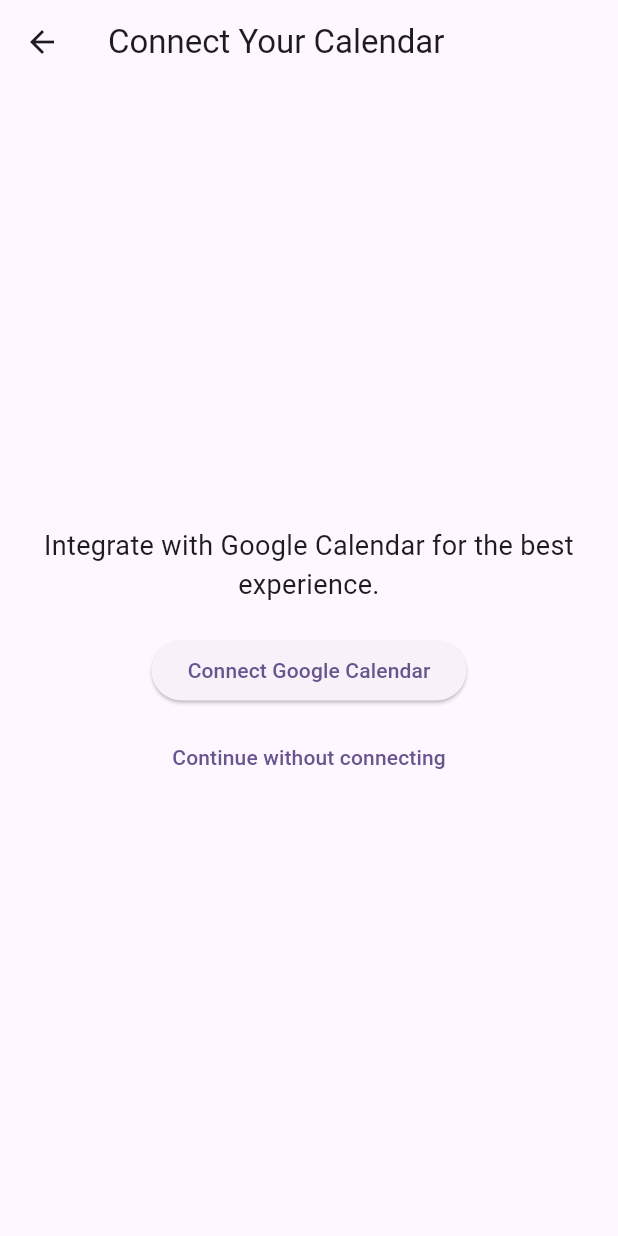
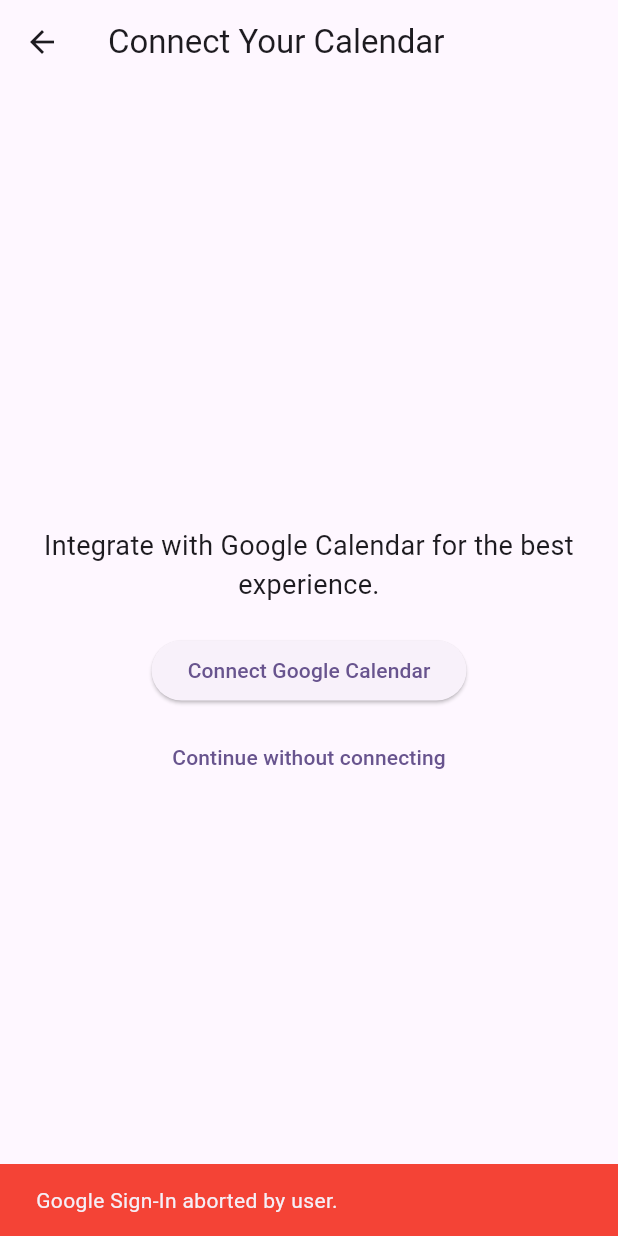
Before and after one commit to alfredobs97/time_gem, a Flutter app: the CalendarIntegrationScreen screen opened directly, after a tap on "Connect Google Calendar", on a phone screen of 412 x 824 dp. Run offline on Flutter 3.47's test engine with Material 3 defaults, Android fonts, the phone set to English and light mode, and no system bars; our stand-ins replace bloc, flutter_bloc, google_sign_in.

Commit message:
feat(onboarding): Integrate CalendarBloc with UI

```diff
--- a/lib/calendar_bloc/calendar_bloc.dart
+++ b/lib/calendar_bloc/calendar_bloc.dart
@@ -21,9 +21,22 @@
   ) async {
     emit(CalendarLoading());
     try {
+      // Requesting calendar scopes
       final GoogleSignInAccount? googleUser = await _googleSignIn.signIn();
+
       if (googleUser != null) {
-        emit(CalendarAuthenticated(userName: googleUser.displayName ?? 'User'));
+        final hasPermissions = await _googleSignIn.requestScopes([
+          'https://www.googleapis.com/auth/calendar.readonly',
+          'https://www.googleapis.com/auth/calendar.events'
+        ]);
+
+        if (hasPermissions) {
+          emit(CalendarAuthenticated(userName: googleUser.displayName ?? 'User'));
+        } else {
+          // Handle case where user denies permissions
+          await _googleSignIn.signOut();
+          emit(CalendarError(message: 'Calendar permissions were not granted.'));
+        }
       } else {
         emit(CalendarError(message: 'Google Sign-In aborted by user.'));
       }
--- a/lib/calendar_integration_screen.dart
+++ b/lib/calendar_integration_screen.dart
@@ -1,4 +1,6 @@
 import 'package:flutter/material.dart';
+import 'package:flutter_bloc/flutter_bloc.dart';
+import 'package:time_gem/calendar_bloc/calendar_bloc.dart';
 import 'package:time_gem/main_app_screen.dart';
 
 class CalendarIntegrationScreen extends StatelessWidget {
@@ -63,7 +65,28 @@
       appBar: AppBar(
         title: const Text('Connect Your Calendar'),
       ),
-      body: Center(
+      body: BlocConsumer<CalendarBloc, CalendarState>(
+        listener: (context, state) {
+          if (state is CalendarAuthenticated) {
+            Navigator.of(context).pushReplacement(
+              MaterialPageRoute(
+                builder: (context) => const MainAppScreen(),
+              ),
+            );
+          } else if (state is CalendarError) {
+            ScaffoldMessenger.of(context).showSnackBar(
+              SnackBar(
+                content: Text(state.message),
+                backgroundColor: Colors.red,
+              ),
+            );
+          }
+        },
+        builder: (context, state) {
+          if (state is CalendarLoading) {
+            return const Center(child: CircularProgressIndicator());
+          }
+          return Center(
             child: Column(
               mainAxisAlignment: MainAxisAlignment.center,
               children: <Widget>[
@@ -75,8 +98,7 @@
                 const SizedBox(height: 20),
                 ElevatedButton(
                   onPressed: () {
-                // TODO: Implement Google Calendar connection logic
-                print('Connect Google Calendar');
+                    context.read<CalendarBloc>().add(SignInWithGoogleRequested());
                   },
                   child: const Text('Connect Google Calendar'),
                 ),
@@ -89,6 +111,8 @@
                 ),
               ],
             ),
+          );
+        },
       ),
     );
   }
--- a/lib/main.dart
+++ b/lib/main.dart
@@ -1,4 +1,7 @@
 import 'package:flutter/material.dart';
+import 'package:flutter_bloc/flutter_bloc.dart';
+import 'package:google_sign_in/google_sign_in.dart';
+import 'package:time_gem/calendar_bloc/calendar_bloc.dart';
 import 'package:time_gem/welcome_screen.dart';
 
 void main() {
@@ -10,13 +13,23 @@
 
   @override
   Widget build(BuildContext context) {
-    return MaterialApp(
-      title: 'time_gem',
-      theme: ThemeData(
-        colorScheme: ColorScheme.fromSeed(seedColor: Colors.deepPurple),
-        useMaterial3: true,
+    return BlocProvider(
+      create: (context) => CalendarBloc(
+        googleSignIn: GoogleSignIn(
+          scopes: [
+            'https://www.googleapis.com/auth/calendar.readonly',
+            'https://www.googleapis.com/auth/calendar.events',
+          ],
+        ),
       ),
-      home: const WelcomeScreen(),
+      child: MaterialApp(
+        title: 'time_gem',
+        theme: ThemeData(
+          colorScheme: ColorScheme.fromSeed(seedColor: Colors.deepPurple),
+          useMaterial3: true,
+        ),
+        home: const WelcomeScreen(),
+      ),
     );
   }
 }
```
Also changed, not shown: 5 other files. Lines whose indentation alone changed are shown as unchanged.
